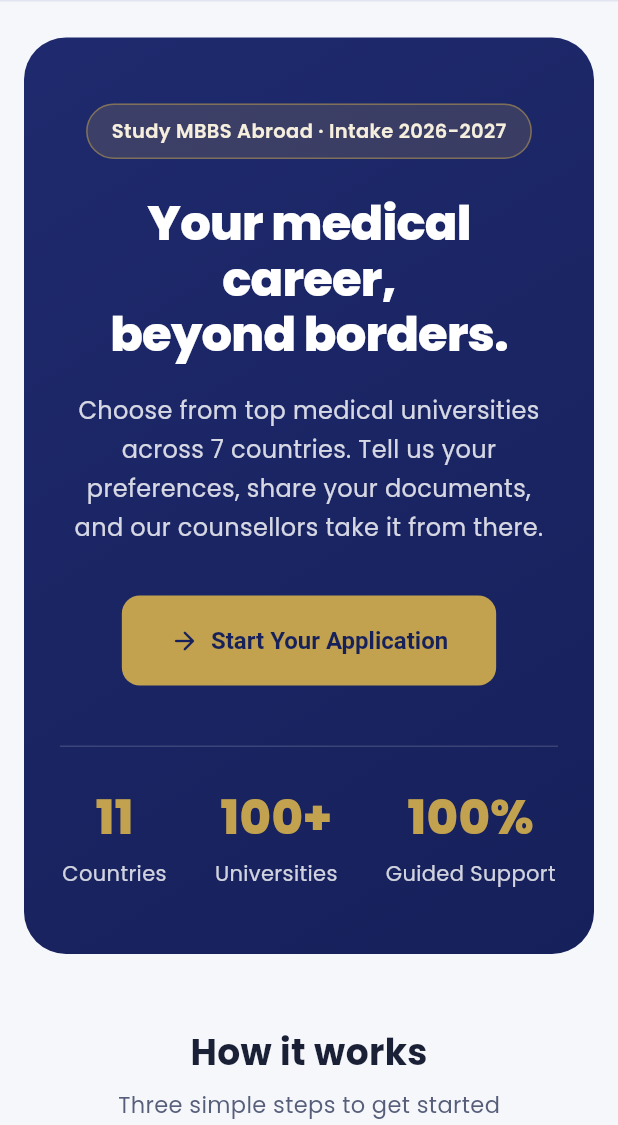
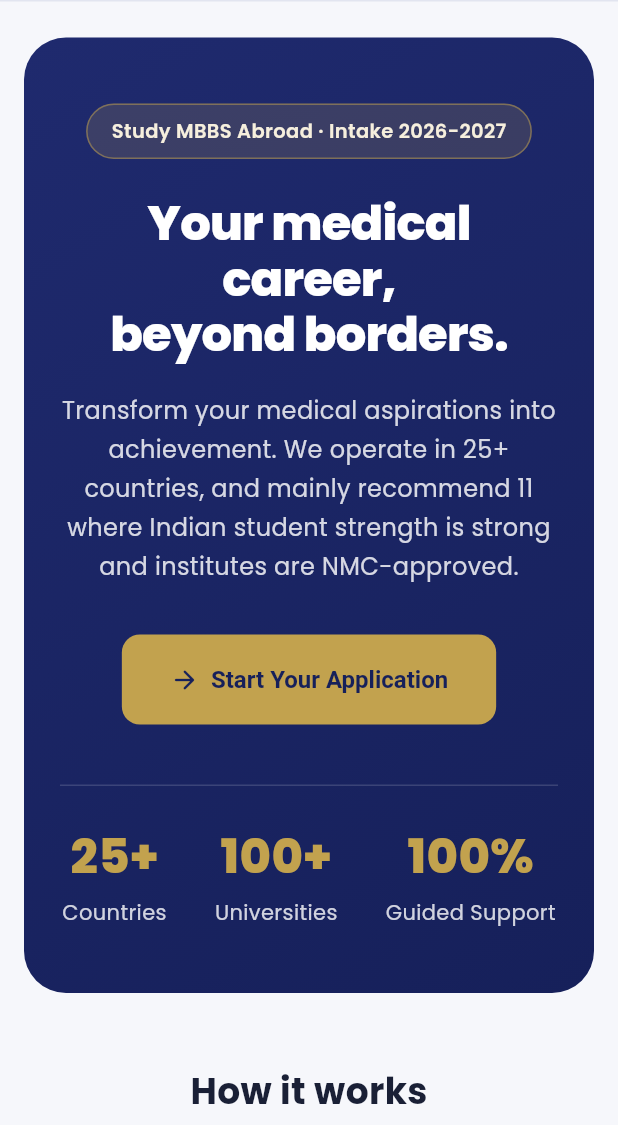
Before and after one commit to Rajg18/MBBS_abroad_consultancy-, a Flutter app: the screen it shows after launch, on a phone screen of 412 x 824 dp, the part 111-1236 px from its top. Run offline on Flutter 3.47's test engine with Material 3 defaults, Android fonts, the phone set to English and light mode, and no system bars; our stand-ins replace dio, file_picker, flutter_riverpod, go_router, google_fonts; missing offline and left inert: dart:html; network calls fail.

Commit message:
Updates on the screen

```diff
--- a/frontend/lib/features/landing/landing_screen.dart
+++ b/frontend/lib/features/landing/landing_screen.dart
@@ -104,9 +104,10 @@ class LandingScreen extends ConsumerWidget {
           ConstrainedBox(
             constraints: const BoxConstraints(maxWidth: 580),
             child: Text(
-              'Choose from top medical universities across 7 countries. '
-              'Tell us your preferences, share your documents, and our '
-              'counsellors take it from there.',
+              'Transform your medical aspirations into achievement. '
+              'We operate in 25+ countries, and mainly recommend 11 where '
+              'Indian student strength is strong and institutes are '
+              'NMC-approved.',
               textAlign: TextAlign.center,
               style: TextStyle(
                 fontSize: 16,
@@ -159,8 +160,7 @@ class LandingScreen extends ConsumerWidget {
 
   Widget _statsRow(bool isWide) {
     final stats = [
-      (CollegeCatalog.isLoaded ? '${CollegeCatalog.countryCount}' : '11',
-          'Countries'),
+      ('25+', 'Countries'),
       (CollegeCatalog.isLoaded ? '${CollegeCatalog.total}+' : '100+',
           'Universities'),
       ('100%', 'Guided Support'),
```
